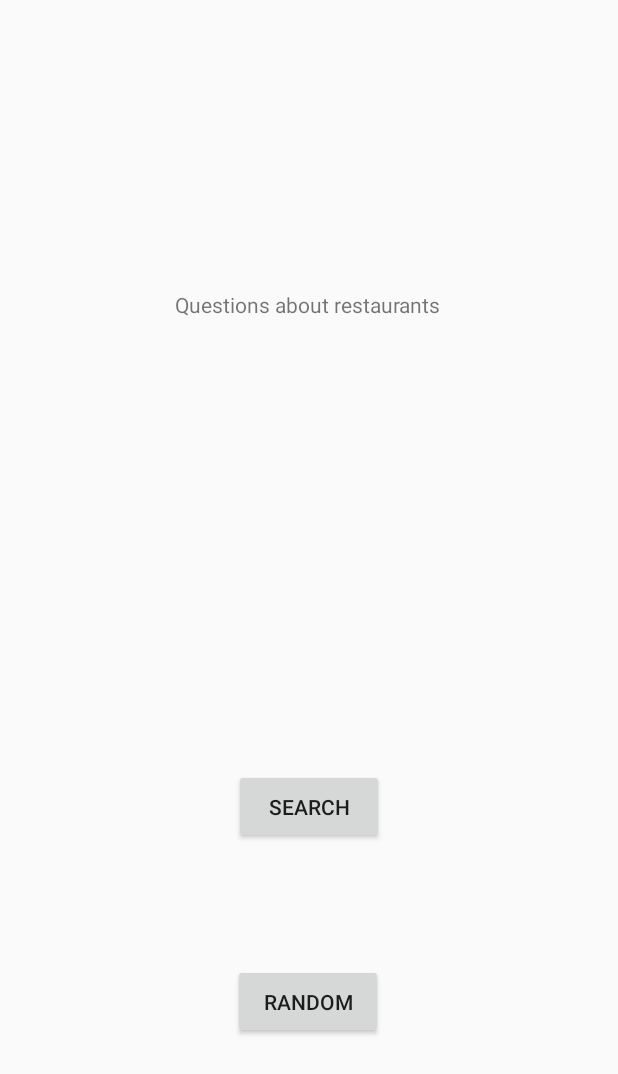
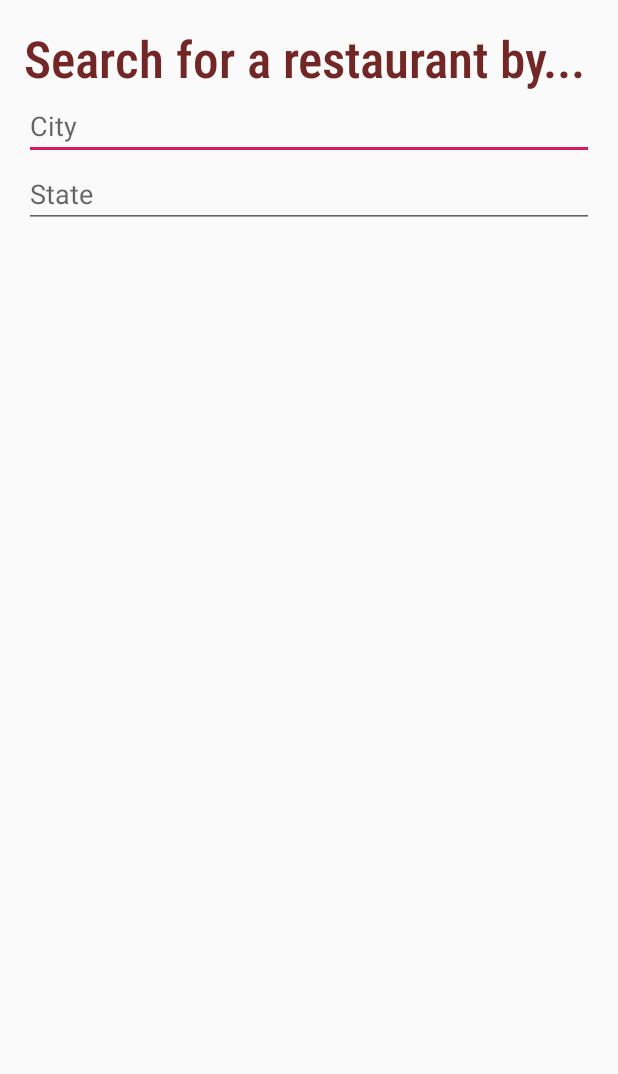
Before and after one commit to Dschneider16/restaurantRoulette, an Android app: the layout main_fragment.xml on its own in the app's theme, with its tools: preview values and no code run, on a phone screen of 412 x 824 dp. Shown: the top 1074 px of the screen. Run offline under Robolectric (Android 15) with nearby library versions, the phone set to English and light mode, and no system bars.

Commit message:
Update UI: Add searchFor title with city and state fields

```diff
--- a/app/src/main/res/layout/main_fragment.xml
+++ b/app/src/main/res/layout/main_fragment.xml
@@ -8,47 +8,47 @@
     tools:context=".ui.main.MainFragment">
 
     <TextView
-        android:id="@+id/message"
-        android:layout_width="wrap_content"
+        android:id="@+id/lblSearch"
+        android:layout_width="0dp"
         android:layout_height="wrap_content"
-        android:layout_gravity="center"
-        android:layout_marginTop="212dp"
-        android:layout_marginBottom="200dp"
-        android:text="@string/msgMain_String"
-        app:layout_constraintBottom_toTopOf="@+id/btnSearch"
+        android:layout_marginStart="16dp"
+        android:layout_marginTop="16dp"
+        android:layout_marginEnd="16dp"
+        android:fontFamily="sans-serif-condensed-medium"
+        android:text="@string/searchFor"
+        android:textAppearance="@style/TextAppearance.AppCompat.Display1"
+        android:textColor="#732626"
+        android:textColorHint="#FFFFFF"
         app:layout_constraintEnd_toEndOf="parent"
-        app:layout_constraintHorizontal_bias="0.497"
         app:layout_constraintStart_toStartOf="parent"
         app:layout_constraintTop_toTopOf="parent" />
 
-    <Button
-        android:id="@+id/btnRandom"
-        android:layout_width="100dp"
-        android:layout_height="50dp"
-        android:layout_marginStart="155dp"
-        android:layout_marginTop="40dp"
-        android:layout_marginEnd="156dp"
-        android:layout_marginBottom="150dp"
-        android:text="@string/btnRandom_String"
-        app:layout_constraintBottom_toBottomOf="parent"
+    <EditText
+        android:id="@+id/fieldCity"
+        android:layout_width="0dp"
+        android:layout_height="wrap_content"
+        android:layout_marginStart="16dp"
+        android:layout_marginEnd="16dp"
+        android:autofillHints="cityName"
+        android:ems="10"
+        android:hint="@string/city"
+        android:inputType="text"
         app:layout_constraintEnd_toEndOf="parent"
         app:layout_constraintHorizontal_bias="0.0"
         app:layout_constraintStart_toStartOf="parent"
-        app:layout_constraintTop_toBottomOf="@+id/btnSearch" />
+        app:layout_constraintTop_toBottomOf="@+id/lblSearch" />
 
-    <Button
-        android:id="@+id/btnSearch"
-        android:layout_width="100dp"
-        android:layout_height="50dp"
-        android:layout_marginStart="155dp"
-        android:layout_marginTop="100dp"
-        android:layout_marginEnd="156dp"
-        android:layout_marginBottom="40dp"
-        android:text="@string/btnSearch_String"
-        app:layout_constraintBottom_toTopOf="@+id/btnRandom"
+    <EditText
+        android:id="@+id/fieldState"
+        android:layout_width="0dp"
+        android:layout_height="wrap_content"
+        android:layout_marginStart="16dp"
+        android:layout_marginEnd="16dp"
+        android:ems="10"
+        android:hint="@string/state"
+        android:inputType="text"
         app:layout_constraintEnd_toEndOf="parent"
-        app:layout_constraintHorizontal_bias="1.0"
         app:layout_constraintStart_toStartOf="parent"
-        app:layout_constraintTop_toBottomOf="@+id/message" />
+        app:layout_constraintTop_toBottomOf="@+id/fieldCity" />
 
 </androidx.constraintlayout.widget.ConstraintLayout>
--- a/app/src/main/res/values/strings.xml
+++ b/app/src/main/res/values/strings.xml
@@ -1,6 +1,6 @@
 <resources>
     <string name="app_name">Restaurant Roulette</string>
-    <string name="btnRandom_String">Random</string>
-    <string name="msgMain_String">Questions about restaurants</string>
-    <string name="btnSearch_String">Search</string>
+    <string name="searchFor">Search for a restaurant by...</string>
+    <string name="city">City</string>
+    <string name="state">State</string>
 </resources>
```
